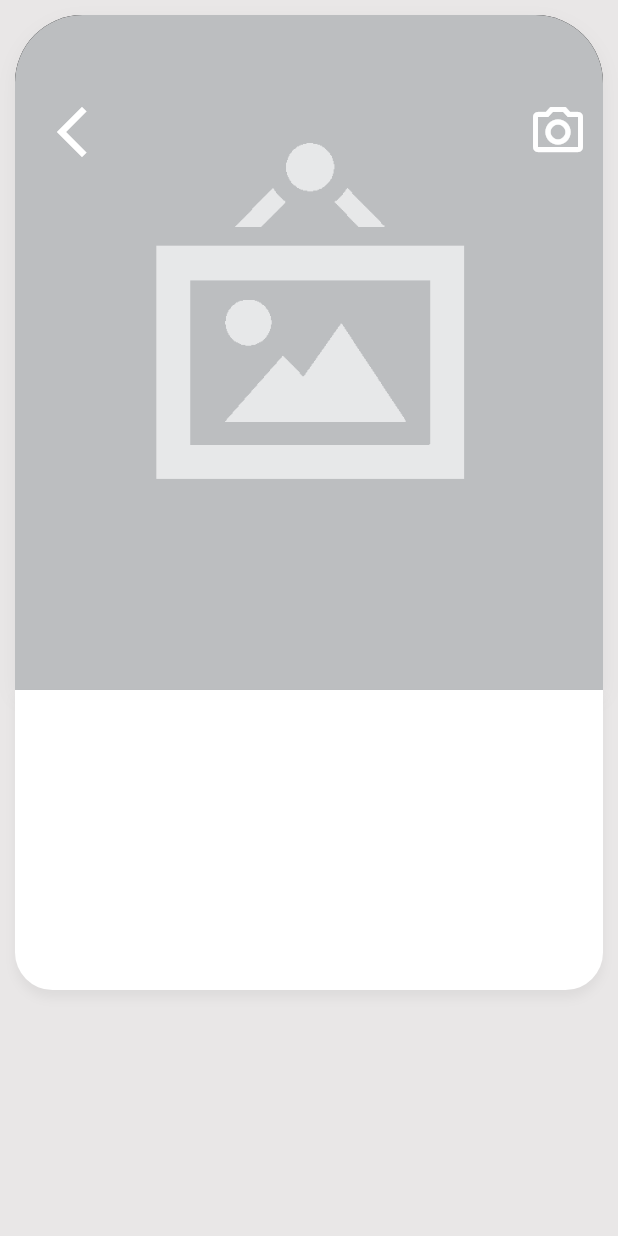
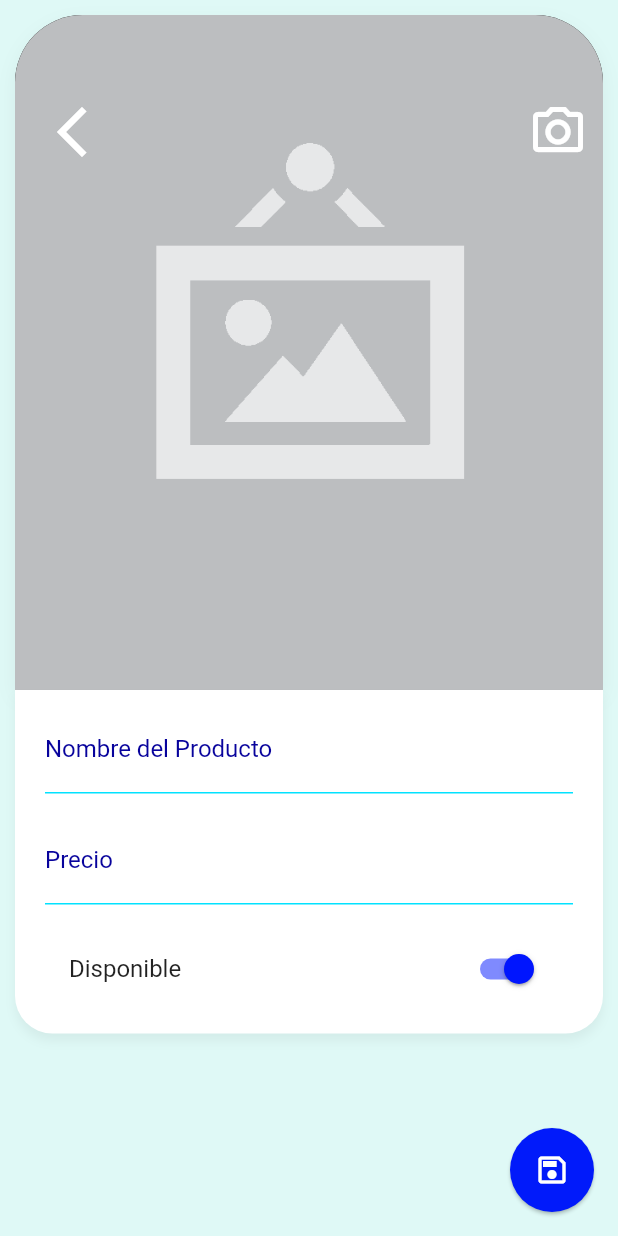
Before and after one commit to FatiMejia/productos_app, a Flutter app: the ProductoPage screen opened by its route, on a phone screen of 412 x 824 dp. Run offline on Flutter 3.47's test engine with Material 2 defaults, Android fonts, the phone set to English and light mode, and no system bars.

Commit message:
dia 28 2

```diff
--- a/lib/main.dart
+++ b/lib/main.dart
@@ -20,7 +20,7 @@ class MyApp extends StatelessWidget {
         'producto' : (_) => ProductoPage(),
       },
       theme: ThemeData.light().copyWith(
-        scaffoldBackgroundColor: Color.fromARGB(255, 233, 231, 231),
+        scaffoldBackgroundColor: Color.fromARGB(255, 223, 249, 246),
         appBarTheme: AppBarTheme(
           color: Color.fromARGB(255, 25, 0, 255),
           elevation: 0,
--- a/lib/pages/productos_page.dart
+++ b/lib/pages/productos_page.dart
@@ -46,7 +46,13 @@ class ProductoPage extends StatelessWidget {
               ],
             ),
           ),
-        )
+        ),
+        floatingActionButton: FloatingActionButton(
+          child: Icon(
+            Icons.save_outlined
+          ),
+          onPressed: () {},
+        ),
     );
   }
 }
@@ -59,8 +65,9 @@ class _ProductoForm extends StatelessWidget {
     return Padding(
       padding: EdgeInsets.symmetric(horizontal: 10),
       child: Container(
+        padding: EdgeInsets.symmetric(horizontal: 20),
         width: double.infinity,
-        height: 200,
+        //height: 200,
         decoration: BoxDecoration(
           color: Colors.white,
           borderRadius: BorderRadius.only(
@@ -75,6 +82,62 @@ class _ProductoForm extends StatelessWidget {
             ),
           ],
         ),
+        child: Form(
+          child: Column(
+            children: [
+              SizedBox(height: 10,),
+              TextFormField(
+                decoration: InputDecoration(
+                  hintText: 'Nombre del Producto',
+                  labelText: 'Nombre del Producto',
+                  enabledBorder: UnderlineInputBorder(
+                    borderSide: BorderSide(
+                      color: Color.fromARGB(255, 2, 226, 255),
+                    ),
+                  ),
+                  focusedBorder: UnderlineInputBorder(
+                    borderSide: BorderSide(
+                      color: Color.fromARGB(255, 2, 226, 255),
+                      width: 2,
+                    ),
+                  ),
+                  labelStyle: TextStyle(
+                    color: Color.fromARGB(255, 8, 3, 156),
+                  ),
+                ),
+              ),
+              SizedBox(height: 15,),
+               TextFormField(
+                decoration: InputDecoration(
+                  hintText: '\$99.99',
+                  labelText: 'Precio',
+                  enabledBorder: UnderlineInputBorder(
+                    borderSide: BorderSide(
+                      color: Color.fromARGB(255, 2, 226, 255),
+                    ),
+                  ),
+                  focusedBorder: UnderlineInputBorder(
+                    borderSide: BorderSide(
+                      color: Color.fromARGB(255, 2, 226, 255),
+                      width: 2,
+                    ),
+                  ),
+                  labelStyle: TextStyle(
+                    color: Color.fromARGB(255, 8, 3, 156),
+                  ),
+                ),
+              ),
+              SizedBox(height: 15,),
+              SwitchListTile(
+                value: true,
+                title: Text('Disponible'),
+                activeColor: Color.fromARGB(255, 0, 21, 254),
+                onChanged: (value) {},
+              ),
+              SizedBox(height: 15,),
+            ],
+          ),
+        ),
       ),
     );
   }
```
